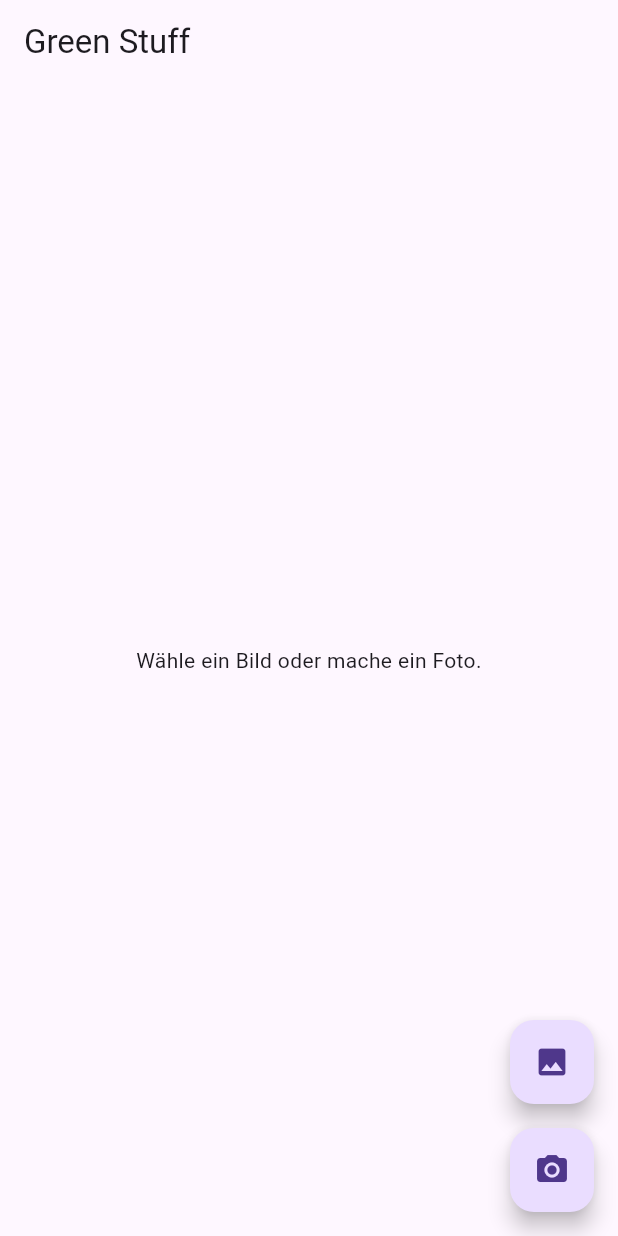
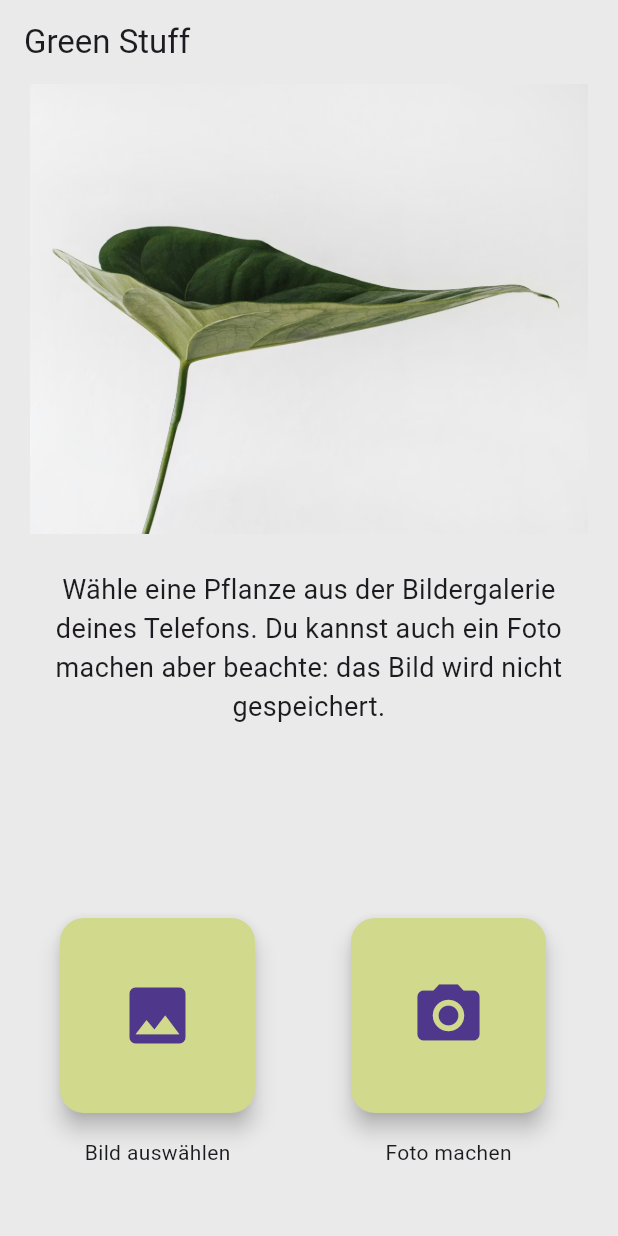
Before and after one commit to pytherik/green_stuff, a Flutter app: the screen it shows after launch, on a phone screen of 412 x 824 dp. Run offline on Flutter 3.47's test engine with Material 3 defaults, Android fonts, the phone set to English and light mode, and no system bars; our stand-ins replace image_picker.

Commit message:
refactor: modularize plant recognition service and overhaul UI components

```diff
--- a/lib/main.dart
+++ b/lib/main.dart
@@ -1,50 +1,52 @@
 import 'dart:async';
-import 'dart:convert';
-import 'package:green_stuff/recognition_model.dart';
+import 'dart:io';
+import 'package:green_stuff/plant_recognition.service.dart';
+import 'package:green_stuff/widgets/custom_fab.dart';
 import 'package:green_stuff/widgets/preview_images.dart';
 import 'package:green_stuff/widgets/styled_snack_bar.dart';
-import 'package:http/http.dart' as http;
-import 'package:flutter/foundation.dart';
 import 'package:flutter/material.dart';
 import 'package:image_picker/image_picker.dart';
 
 void main() {
-  runApp(const MyApp());
+  runApp(const GreenStuff());
 }
 
-class MyApp extends StatelessWidget {
-  const MyApp({super.key});
+class GreenStuff extends StatelessWidget {
+  const GreenStuff({super.key});
 
   @override
   Widget build(BuildContext context) {
     return const MaterialApp(
       title: 'Green Stuff',
-      home: MyHomePage(title: 'Green Stuff'),
+      debugShowCheckedModeBanner: false,
+      home: ImageSelectPage(title: 'Green Stuff'),
     );
   }
 }
 
-class MyHomePage extends StatefulWidget {
-  const MyHomePage({super.key, this.title});
+class ImageSelectPage extends StatefulWidget {
+  const ImageSelectPage({super.key, this.title});
 
   final String? title;
 
   @override
-  State<MyHomePage> createState() => _MyHomePageState();
+  State<ImageSelectPage> createState() => _ImageSelectPageState();
 }
 
-class _MyHomePageState extends State<MyHomePage> {
-  static const String _plantNetUrl = String.fromEnvironment('PLANTNET_URL');
+class _ImageSelectPageState extends State<ImageSelectPage> {
+  final apiKey = const String.fromEnvironment('API_KEY');
+  late final url = 'https://my-api.plantnet.org/v2/identify/all?api-key=$apiKey&lang=de';
+  late final PlantRecognitionService _recognitionService = PlantRecognitionService(url);
+  final ImagePicker _picker = ImagePicker();
   XFile? _imageFile;
-  String? _scientificNameWithoutAuthor;
-  String? _scientificNameAuthorship;
+  String? _scientificName;
+  String? _authorship;
   final List<String?> _commonNamesList = [];
 
   dynamic _pickImageError;
-
   String? _retrieveDataError;
 
-  final ImagePicker _picker = ImagePicker();
+  bool isPending = false;
 
   Future<void> _onImageButtonPressed(
     ImageSource source, {
@@ -64,181 +66,159 @@ class _MyHomePageState extends State<MyHomePage> {
     }
   }
 
-  Widget _buildPreviewWidget() {final String? error = _retrieveDataError;
+  Widget _buildPreviewWidget() {
+    final String? error = _retrieveDataError;
     if (error != null) {
-    _retrieveDataError = null; // Fehler nach dem Auslesen zurücksetzen
+      _retrieveDataError = null;
     }
 
     return PreviewImages(
       imageFile: _imageFile,
-    scientificNameWithoutAuthor: _scientificNameWithoutAuthor,
-    scientificNameAuthorship: _scientificNameAuthorship,
+      scientificNameWithoutAuthor: _scientificName,
+      scientificNameAuthorship: _authorship,
       commonNamesList: _commonNamesList,
       pickImageError: _pickImageError,
-    retrieveDataError: error,
+      isCameraSupported: _picker.supportsImageSource(ImageSource.camera),
     );
-  }
-
-  Future<void> retrieveLostData() async {
-    final LostDataResponse response = await _picker.retrieveLostData();
-    if (response.isEmpty) {
-      return;
-    }
-    if (response.file != null) {
-      setState(() {
-        _imageFile = response.file!;
-      });
-    } else {
-      _retrieveDataError = response.exception!.code;
-    }
   }
 
   void _recognizeImage() async {
     if (_imageFile == null) {
       return;
     }
+    setState(() => isPending = true);
 
     try {
-      final request = http.MultipartRequest(
-        'POST',
-        Uri.parse(_plantNetUrl),
-      );
-      request.fields['organs'] = 'auto';
-      final imageField = await http.MultipartFile.fromPath(
-        'images',
+      final recognitionModel = await _recognitionService.recognize(
         _imageFile!.path,
       );
-      request.files.add(imageField);
-      final streamedResponse = await request.send();
-      final response = await http.Response.fromStream(streamedResponse);
 
-      if (response.statusCode == 200) {
-        final Map<String, dynamic> jsonData = jsonDecode(response.body);
-        final recognitionModel = RecognitionModel.fromJson(jsonData);
       if (recognitionModel.results != null &&
           recognitionModel.results!.isNotEmpty) {
         final firstResult = recognitionModel.results![0];
         setState(() {
-            _scientificNameWithoutAuthor =
-                firstResult.species?.scientificNameWithoutAuthor;
-            _scientificNameAuthorship =
-                firstResult.species?.scientificNameAuthorship;
+          _scientificName = firstResult.species?.scientificNameWithoutAuthor;
+          _authorship = firstResult.species?.scientificNameAuthorship;
           _commonNamesList.clear();
           if (firstResult.species?.commonNames != null) {
             _commonNamesList.addAll(firstResult.species!.commonNames!);
           }
         });
       }
-      } else {
+    } on HttpException catch (_) {
       if (mounted) {
         StyledSnackBar.show(
           context,
-            'Unbekannte Spezies.',
+          'Diese Spezies kann nicht bestimmt werden.',
           type: SnackBarType.error,
-          );
-        }
-        debugPrint(
-          'Diese Spezies konnte nicht gefunden werden: ${response.statusCode}',
         );
       }
     } catch (error) {
       if (mounted) {
         StyledSnackBar.show(
           context,
-          'Anfrage fehlgeschlagen, prüfe deine Internetverbindung!',
+          'Anfrage fehlgeschlagen. Prüfe die Internetverbindung.',
           type: SnackBarType.error,
         );
       }
-      debugPrint('Request failed: $error');
+    } finally {
+      setState(() => isPending = false);
     }
   }
 
   @override
   Widget build(BuildContext context) {
-    return Scaffold(
-      appBar: AppBar(title: Text(widget.title!)),
-      body: !kIsWeb && defaultTargetPlatform == TargetPlatform.android
-          ? FutureBuilder<void>(
-              future: retrieveLostData(),
-              builder: (BuildContext context, AsyncSnapshot<void> snapshot) {
-                switch (snapshot.connectionState) {
-                  case ConnectionState.none:
-                  case ConnectionState.waiting:
-                    return const Text(
-                      'You have not yet picked an image.',
-                      textAlign: TextAlign.center,
+    final bool isCameraSupported = _picker.supportsImageSource(
+      ImageSource.camera,
     );
-                  case ConnectionState.done:
-                    return _buildPreviewWidget();
-                  case ConnectionState.active:
-                    if (snapshot.hasError) {
-                      return Text(
-                        'Pick image error: ${snapshot.error}}',
-                        textAlign: TextAlign.center,
-                      );
-                    } else {
-                      return const Text(
-                        'You have not yet picked an image.',
-                        textAlign: TextAlign.center,
-                      );
-                    }
-                }
-              },
-            )
-          : _buildPreviewWidget(),
+    return Stack(
+      children: [
+        Scaffold(
+          backgroundColor: Color(0xffeaeaea),
+          appBar: AppBar(
+            title: Text(widget.title!),
+            backgroundColor: Color(0xffeaeaea),
+          ),
+          body: _buildPreviewWidget(),
           floatingActionButton: Column(
             mainAxisAlignment: MainAxisAlignment.end,
             children: <Widget>[
-          if (_imageFile != null)
-            Column(
+              if (_imageFile == null)
+                buildImageSourceButtons(context, isCameraSupported),
+              if (_imageFile != null) buildImageProcessingButtons(),
+              SizedBox(height: 30),
+            ],
+          ),
+        ),
+        if (isPending)
+          Positioned.fill(
+            child: Container(
+              color: Color(0x8A000000),
+              child: Center(
+                child: const SizedBox(
+                  width: 70,
+                  height: 70,
+                  child: CircularProgressIndicator(color: Color(0xffd1d98d)),
+                ),
+              ),
+            ),
+          ),
+      ],
+    );
+  }
+
+  Padding buildImageSourceButtons(
+    BuildContext context,
+    bool isCameraSupported,
+  ) {
+    return Padding(
+      padding: const EdgeInsets.only(left: 24.0),
+      child: Row(
+        mainAxisAlignment: MainAxisAlignment.spaceAround,
+        crossAxisAlignment: CrossAxisAlignment.center,
         children: [
-                Semantics(
-                  label: 'clear_picked_image',
-                  child: FloatingActionButton(
+          CustomFab(
+            icon: Icon(Icons.photo, size: 50),
+            description: 'Bild auswählen',
+            onPressed: () {
+              _onImageButtonPressed(ImageSource.gallery, context: context);
+            },
+          ),
+          if (_imageFile == null && isCameraSupported)
+            CustomFab(
+              icon: Icon(Icons.camera_alt, size: 50),
+              description: 'Foto machen',
+              onPressed: () {
+                _onImageButtonPressed(ImageSource.camera, context: context);
+              },
+            ),
+        ],
+      ),
+    );
+  }
+
+  Padding buildImageProcessingButtons() {
+    return Padding(
+      padding: const EdgeInsets.only(left: 24.0),
+      child: Row(
+        mainAxisAlignment: MainAxisAlignment.spaceAround,
+        crossAxisAlignment: CrossAxisAlignment.center,
+        children: [
+          CustomFab(
+            icon: Icon(Icons.clear, size: 50),
+            description: 'nächstePflanze',
             onPressed: () {
               setState(() {
                 _imageFile = null;
                 _commonNamesList.clear();
-                        _scientificNameWithoutAuthor = null;
+                _scientificName = null;
               });
             },
-                    child: const Icon(Icons.clear),
           ),
-                ),
-                SizedBox(height: 16),
-                Semantics(
-                  label: 'picked_image_recognition',
-                  child: FloatingActionButton(
+          CustomFab(
+            icon: Icon(Icons.send, size: 50),
+            description: 'Pflanze bestimmen',
             onPressed: _recognizeImage,
-                    child: const Icon(Icons.send),
-                  ),
-                ),
-              ],
-            ),
-          if (_imageFile == null)
-            Semantics(
-              label: 'image_picker_example_from_gallery',
-              child: FloatingActionButton(
-                onPressed: () {
-                  _onImageButtonPressed(ImageSource.gallery, context: context);
-                },
-                heroTag: 'image0',
-                tooltip: 'Pick image from gallery',
-                child: const Icon(Icons.photo),
-              ),
-            ),
-          if (_imageFile == null &&
-              _picker.supportsImageSource(ImageSource.camera))
-            Padding(
-              padding: const EdgeInsets.only(top: 16.0),
-              child: FloatingActionButton(
-                onPressed: () {
-                  _onImageButtonPressed(ImageSource.camera, context: context);
-                },
-                heroTag: 'image2',
-                tooltip: 'Take a photo',
-                child: const Icon(Icons.camera_alt),
-              ),
           ),
         ],
       ),
--- /dev/null
+++ b/lib/plant_recognition.service.dart
@@ -0,0 +1,30 @@
+import 'dart:convert';
+import 'dart:io';
+import 'package:http/http.dart' as http;
+import 'package:green_stuff/recognition_model.dart';
+
+class PlantRecognitionService {
+  final String apiUrl;
+
+  PlantRecognitionService(this.apiUrl);
+  Future<RecognitionModel> recognize(String imagePath) async {
+    final request = http.MultipartRequest('POST', Uri.parse(apiUrl));
+    request.fields['organs'] = 'auto';
+
+    final imageField = await http.MultipartFile.fromPath(
+      'images',
+      imagePath,
+    );
+    request.files.add(imageField);
+
+    final streamedResponse = await request.send();
+    final response = await http.Response.fromStream(streamedResponse);
+
+    if (response.statusCode == 200) {
+      final Map<String, dynamic> jsonData = jsonDecode(response.body);
+      return RecognitionModel.fromJson(jsonData);
+    } else {
+      throw HttpException('Fehler bei der Bestimmung: ${response.statusCode}');
+    }
+  }
+}
--- /dev/null
+++ b/lib/widgets/custom_fab.dart
@@ -0,0 +1,33 @@
+import 'package:flutter/material.dart';
+
+class CustomFab extends StatelessWidget {
+  final Icon icon;
+  final VoidCallback onPressed;
+  final String? description;
+
+  const CustomFab({
+    super.key,
+    required this.icon,
+    required this.onPressed,
+    this.description,
+  });
+
+  @override
+  Widget build(BuildContext context) {
+    return Column(
+      children: [
+        SizedBox(
+          width: 130,
+          height: 130,
+          child: FloatingActionButton(
+            backgroundColor: Color(0xffd1d98d),
+            onPressed: onPressed,
+            child: icon,
+          ),
+        ),
+        SizedBox(height: 16,),
+        Text(description ?? ''),
+      ],
+    );
+  }
+}
--- a/lib/widgets/preview_images.dart
+++ b/lib/widgets/preview_images.dart
@@ -8,7 +8,7 @@ class PreviewImages extends StatelessWidget {
   final String? scientificNameAuthorship;
   final List<String?> commonNamesList;
   final dynamic pickImageError;
-  final String? retrieveDataError;
+  final bool isCameraSupported;
 
   const PreviewImages({
     super.key,
@@ -17,20 +17,11 @@ class PreviewImages extends StatelessWidget {
     this.scientificNameAuthorship,
     required this.commonNamesList,
     this.pickImageError,
-    this.retrieveDataError,
+    required this.isCameraSupported,
   });
 
   @override
   Widget build(BuildContext context) {
-    // Fehler beim Wiederherstellen verlorener Daten (Android)
-    if (retrieveDataError != null) {
-      return Text(
-        retrieveDataError!,
-        textAlign: TextAlign.center,
-      );
-    }
-
-    // Wenn ein Bild vorhanden ist, zeige die Details an
     if (imageFile != null) {
       return SingleChildScrollView(
         child: Padding(
@@ -41,7 +32,7 @@ class PreviewImages extends StatelessWidget {
               Image.file(
                 File(imageFile!.path),
                 width: double.infinity,
-                height: 300,
+                height: 200,
                 fit: BoxFit.cover,
                 errorBuilder: (context, error, stackTrace) {
                   return const Center(
@@ -55,9 +46,7 @@ class PreviewImages extends StatelessWidget {
                   child: Column(
                     crossAxisAlignment: CrossAxisAlignment.start,
                     children: [
-                      Text(
-                        scientificNameWithoutAuthor!,
-                      ),
+                      Text(scientificNameWithoutAuthor!),
                       if (scientificNameAuthorship != null)
                         Text('($scientificNameAuthorship)'),
                     ],
@@ -76,8 +65,7 @@ class PreviewImages extends StatelessWidget {
                           fontWeight: FontWeight.bold,
                         ),
                       ),
-                      ...commonNamesList
-                          .map((name) => Text(name!)),
+                      ...commonNamesList.map((name) => Text(name!)),
                     ],
                   ),
                 ),
@@ -87,19 +75,44 @@ class PreviewImages extends StatelessWidget {
       );
     }
 
-    // Fehler beim Auswählen des Bildes
     if (pickImageError != null) {
       return Text(
-        'Pick image error: $pickImageError',
+        'Bildauswahl Fehler: $pickImageError',
         textAlign: TextAlign.center,
       );
     }
 
-    // Standardanzeige, wenn nichts ausgewählt wurde
     return Center(
-      child: const Text(
-        'Wähle ein Bild oder mache ein Foto.',
-        textAlign: TextAlign.center,
+      child: Column(
+        mainAxisAlignment: MainAxisAlignment.start,
+        crossAxisAlignment: CrossAxisAlignment.center,
+        children: [
+          Image.asset(
+            'assets/images/app_icon.png',
+            width: double.infinity,
+            height: 300,
+          ),
+          SizedBox(height: 24),
+          Padding(
+            padding: const EdgeInsets.symmetric(horizontal: 16.0),
+            child: Text.rich(
+              style: TextStyle(fontSize: 18),
+              textAlign: TextAlign.center,
+              TextSpan(
+                children: [
+                  TextSpan(
+                    text:
+                        'Wähle eine Pflanze aus der Bildergalerie deines Telefons.',
+                  ),
+                  if (isCameraSupported)
+                    TextSpan(
+                      text: ' Du kannst auch ein Foto machen aber beachte: das Bild wird nicht gespeichert.'
+                    )
+                ],
+              ),
+            ),
+          ),
+        ],
       ),
     );
   }
```
Also changed, not shown: 1 other file. Lines whose indentation alone changed are shown as unchanged.
